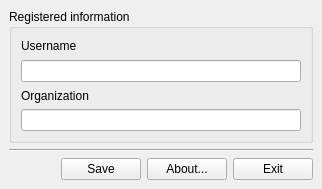
Above: data/reguser.ui from aullidolunar/apps before the change. Below: the same form after it.
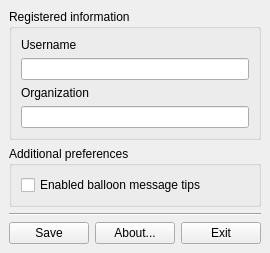
That is the form after the change. Icons and pictures are not drawn.

What changed in the file:
```diff
--- a/data/reguser.ui
+++ b/data/reguser.ui
@@ -6,8 +6,8 @@
    <rect>
     <x>0</x>
     <y>0</y>
-    <width>322</width>
-    <height>189</height>
+    <width>263</width>
+    <height>232</height>
    </rect>
   </property>
   <property name="windowTitle">
@@ -54,6 +54,22 @@
       </layout>
      </widget>
     </item>
+    <item>
+     <widget class="QGroupBox" name="groupBox_2">
+      <property name="title">
+       <string>Additional preferences</string>
+      </property>
+      <layout class="QGridLayout" name="gridLayout_2">
+       <item row="0" column="0">
+        <widget class="QCheckBox" name="balloon_check">
+         <property name="text">
+          <string>Enabled balloon message tips</string>
+         </property>
+        </widget>
+       </item>
+      </layout>
+     </widget>
+    </item>
     <item>
      <widget class="Line" name="line">
       <property name="orientation">
```
Left out of the diff: 2 changed lines with no effect on the pictures.
